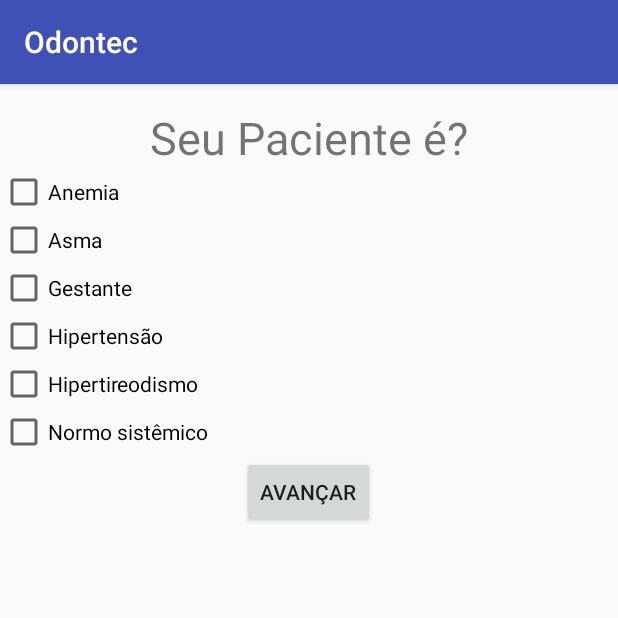
After one commit to AntonioRoberio/OdontecApp, an Android app: the AlteracaSistemica screen opened directly, with no data from a screen before it, on a phone screen of 412 x 824 dp, the top half of it. The commit adds this screen. Run offline under Robolectric (Android 15) with nearby library versions, the phone set to English and light mode, and no system bars; our stand-ins replace Firebase (no records; nobody signed in at launch, a user with empty details on screens opened directly).

Commit message:
iniciado o caso de uso gerar anestésico, já capturando o tipo de paciente, iniciado a activity que que permite escolher o tipo de alteração sistêmica.

```diff
--- a/app/src/main/AndroidManifest.xml
+++ b/app/src/main/AndroidManifest.xml
@@ -29,7 +29,9 @@
         <activity android:name=".View.ResetSenha" />
         <activity android:name=".View.AtualizarDados" />
         <activity android:name=".View.AtualizarSenha" />
-        <activity android:name=".View.DeletarConta"></activity>
+        <activity android:name=".View.DeletarConta" />
+        <activity android:name=".View.TipoPaciente" />
+        <activity android:name=".View.AlteracaSistemica"></activity>
     </application>
 
 </manifest>
--- /dev/null
+++ b/app/src/main/java/com/des/odontec/equipe/odontec/View/AlteracaSistemica.java
@@ -0,0 +1,15 @@
+package com.des.odontec.equipe.odontec.View;
+
+import android.support.v7.app.AppCompatActivity;
+import android.os.Bundle;
+
+import com.des.odontec.equipe.odontec.R;
+
+public class AlteracaSistemica extends AppCompatActivity {
+
+    @Override
+    protected void onCreate(Bundle savedInstanceState) {
+        super.onCreate(savedInstanceState);
+        setContentView(R.layout.activity_alteraca_sistemica);
+    }
+}
--- /dev/null
+++ b/app/src/main/res/layout/activity_alteraca_sistemica.xml
@@ -0,0 +1,55 @@
+<?xml version="1.0" encoding="utf-8"?>
+<LinearLayout xmlns:android="http://schemas.android.com/apk/res/android"
+    xmlns:app="http://schemas.android.com/apk/res-auto"
+    xmlns:tools="http://schemas.android.com/tools"
+    android:layout_width="match_parent"
+    android:layout_height="match_parent"
+    android:orientation="vertical"
+    tools:context="com.des.odontec.equipe.odontec.View.AlteracaSistemica">
+    <TextView
+        android:layout_width="wrap_content"
+        android:layout_height="wrap_content"
+        android:text="Seu Paciente é?"
+        android:textSize="30dp"
+        android:layout_marginTop="15dp"
+        android:layout_gravity="center"/>
+    <CheckBox
+        android:layout_width="wrap_content"
+        android:layout_height="wrap_content"
+        android:id="@+id/cbxAnemia"
+        android:text="Anemia"/>
+    <CheckBox
+        android:layout_width="wrap_content"
+        android:layout_height="wrap_content"
+        android:id="@+id/cbxAsma"
+        android:text="Asma"/>
+    <CheckBox
+        android:layout_width="wrap_content"
+        android:layout_height="wrap_content"
+        android:id="@+id/cbxGestante"
+        android:text="Gestante"/>
+    <CheckBox
+        android:layout_width="wrap_content"
+        android:layout_height="wrap_content"
+        android:id="@+id/cbxHipertensao"
+        android:text="Hipertensão"/>
+    <CheckBox
+        android:layout_width="wrap_content"
+        android:layout_height="wrap_content"
+        android:id="@+id/cbxHipertireodismo"
+        android:text="Hipertireodismo"/>
+    <CheckBox
+        android:layout_width="wrap_content"
+        android:layout_height="wrap_content"
+        android:id="@+id/cbxNS"
+        android:text="Normo sistêmico"/>
+
+    <Button
+        android:layout_width="wrap_content"
+        android:layout_height="wrap_content"
+        android:text="avançar"
+        android:id="@+id/btnAlteracao"
+        android:layout_gravity="center"/>
+
+
+</LinearLayout>
--- a/app/src/main/res/layout/activity_tela_principal.xml
+++ b/app/src/main/res/layout/activity_tela_principal.xml
@@ -27,6 +27,11 @@
         android:layout_height="wrap_content"
         android:text="Atualizar Senha"
         android:id="@+id/atualizarSenha"/>
+    <Button
+        android:layout_width="wrap_content"
+        android:layout_height="wrap_content"
+        android:text="Anestésico"
+        android:id="@+id/btnAnestesico"/>
 
 
 
```
Also changed, not shown: app/src/main/java/com/des/odontec/equipe/odontec/View/TelaPrincipal.java (+12 -2 lines), app/src/main/java/com/des/odontec/equipe/odontec/View/TipoPaciente.java (added, +45 -0 lines), app/src/main/res/layout/activity_tipo_paciente.xml (added, +46 -0 lines).
